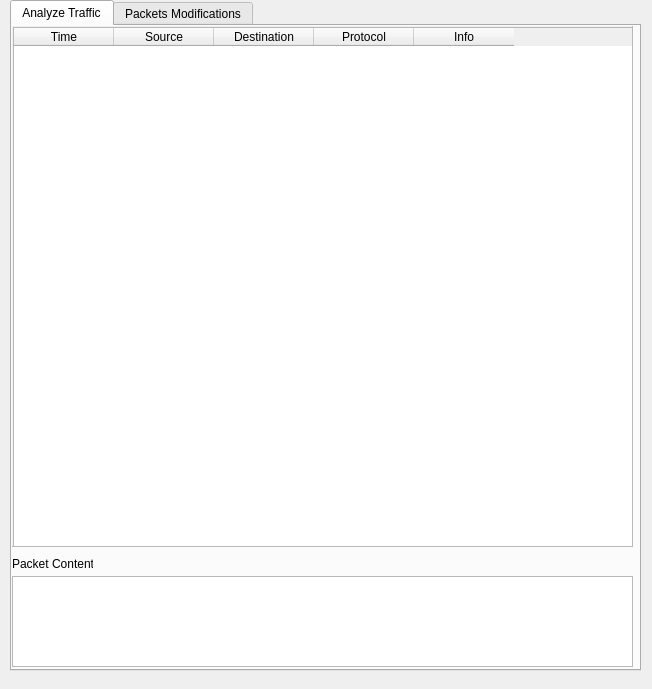
Old version of the form src/gui/GUI.ui in the repository Neodyme/Yellow.
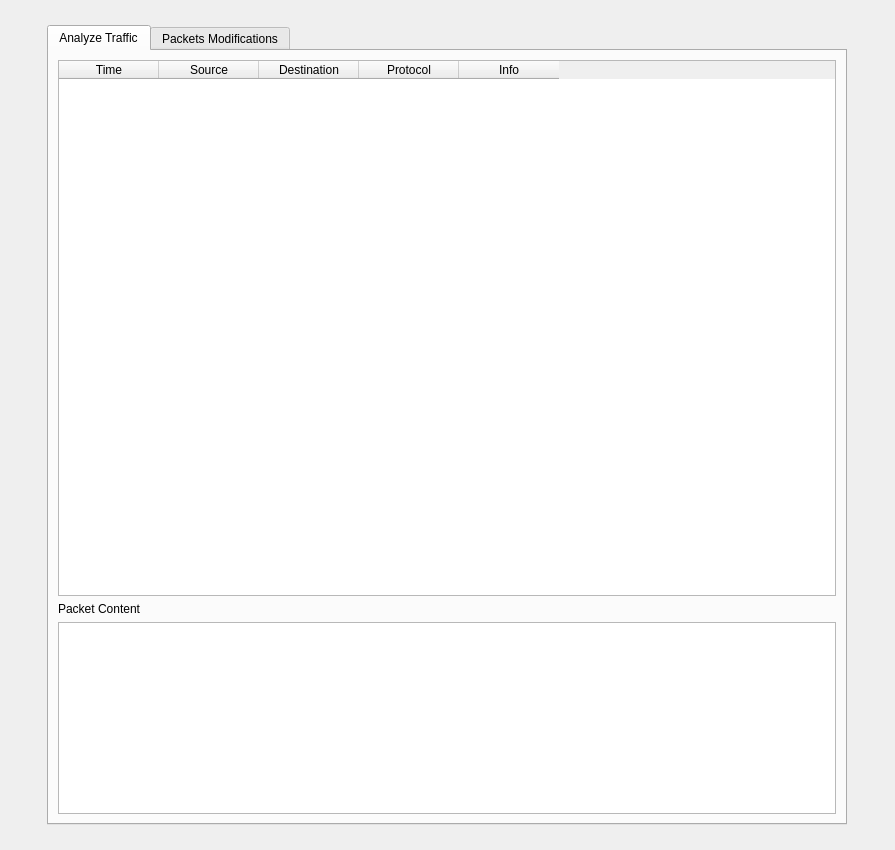
New version of the form.

The edit to the form file:
```diff
--- a/src/gui/GUI.ui
+++ b/src/gui/GUI.ui
@@ -6,58 +6,105 @@
    <rect>
     <x>0</x>
     <y>0</y>
-    <width>652</width>
-    <height>689</height>
+    <width>895</width>
+    <height>850</height>
    </rect>
   </property>
   <property name="windowTitle">
    <string>Form</string>
   </property>
+  <layout class="QGridLayout" name="gridLayout_2">
+   <item row="0" column="0">
   <widget class="QTabWidget" name="tabWidget">
-   <property name="geometry">
-    <rect>
-     <x>10</x>
-     <y>0</y>
-     <width>631</width>
-     <height>671</height>
-    </rect>
+     <property name="sizePolicy">
+      <sizepolicy hsizetype="Fixed" vsizetype="Fixed">
+       <horstretch>0</horstretch>
+       <verstretch>0</verstretch>
+      </sizepolicy>
+     </property>
+     <property name="minimumSize">
+      <size>
+       <width>300</width>
+       <height>300</height>
+      </size>
+     </property>
+     <property name="maximumSize">
+      <size>
+       <width>800</width>
+       <height>800</height>
+      </size>
+     </property>
+     <property name="layoutDirection">
+      <enum>Qt::LeftToRight</enum>
+     </property>
+     <property name="autoFillBackground">
+      <bool>false</bool>
+     </property>
+     <property name="tabPosition">
+      <enum>QTabWidget::North</enum>
+     </property>
+     <property name="tabShape">
+      <enum>QTabWidget::Rounded</enum>
    </property>
    <property name="currentIndex">
     <number>0</number>
    </property>
+     <property name="usesScrollButtons">
+      <bool>false</bool>
+     </property>
+     <property name="documentMode">
+      <bool>false</bool>
+     </property>
+     <property name="tabsClosable">
+      <bool>false</bool>
+     </property>
+     <property name="movable">
+      <bool>false</bool>
+     </property>
    <widget class="QWidget" name="AnalyzeTraffic">
     <attribute name="title">
      <string>Analyze Traffic</string>
     </attribute>
-    <widget class="QScrollArea" name="scrollArea">
-     <property name="geometry">
-      <rect>
-       <x>-10</x>
-       <y>-10</y>
-       <width>631</width>
-       <height>531</height>
-      </rect>
-     </property>
-     <property name="widgetResizable">
+      <layout class="QGridLayout" name="gridLayout">
+       <item row="2" column="0">
+        <widget class="QPlainTextEdit" name="plainTextEdit">
+         <property name="sizePolicy">
+          <sizepolicy hsizetype="Expanding" vsizetype="Fixed">
+           <horstretch>0</horstretch>
+           <verstretch>0</verstretch>
+          </sizepolicy>
+         </property>
+         <property name="readOnly">
       <bool>true</bool>
      </property>
-     <widget class="QWidget" name="scrollAreaWidgetContents">
-      <property name="geometry">
-       <rect>
-        <x>0</x>
-        <y>0</y>
-        <width>629</width>
-        <height>529</height>
-       </rect>
-      </property>
+         <property name="overwriteMode">
+          <bool>false</bool>
+         </property>
+        </widget>
+       </item>
+       <item row="1" column="0">
+        <widget class="QLabel" name="label">
+         <property name="text">
+          <string>Packet Content</string>
+         </property>
+        </widget>
+       </item>
+       <item row="0" column="0">
       <widget class="QTableWidget" name="tableWidget">
-       <property name="geometry">
-        <rect>
-         <x>10</x>
-         <y>10</y>
-         <width>621</width>
-         <height>641</height>
-        </rect>
+         <property name="autoFillBackground">
+          <bool>true</bool>
+         </property>
+         <property name="frameShape">
+          <enum>QFrame::StyledPanel</enum>
+         </property>
+         <property name="frameShadow">
+          <enum>QFrame::Sunken</enum>
+         </property>
+         <property name="autoScroll">
+          <bool>false</bool>
+         </property>
+         <property name="autoScrollMargin">
+          <number>5</number>
        </property>
        <property name="editTriggers">
         <set>QAbstractItemView::NoEditTriggers</set>
@@ -91,37 +138,8 @@
         </property>
        </column>
       </widget>
-     </widget>
-    </widget>
-    <widget class="QLabel" name="label">
-     <property name="geometry">
-      <rect>
-       <x>0</x>
-       <y>530</y>
-       <width>81</width>
-       <height>16</height>
-      </rect>
-     </property>
-     <property name="text">
-      <string>Packet Content</string>
-     </property>
-    </widget>
-    <widget class="QPlainTextEdit" name="plainTextEdit">
-     <property name="geometry">
-      <rect>
-       <x>0</x>
-       <y>550</y>
-       <width>621</width>
-       <height>91</height>
-      </rect>
-     </property>
-     <property name="readOnly">
-      <bool>true</bool>
-     </property>
-     <property name="overwriteMode">
-      <bool>false</bool>
-     </property>
-    </widget>
+       </item>
+      </layout>
    </widget>
    <widget class="QWidget" name="PacketsModifications">
     <attribute name="title">
@@ -129,6 +147,8 @@
     </attribute>
    </widget>
   </widget>
+   </item>
+  </layout>
  </widget>
  <resources/>
  <connections/>
```
Lines whose indentation alone changed are shown as unchanged.
